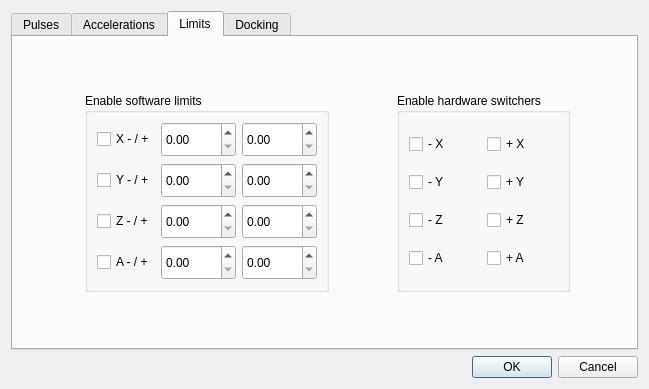
First picture: the form in sources/forms/Settings.ui, repository eduard-x/cnc-qt, before the edit.
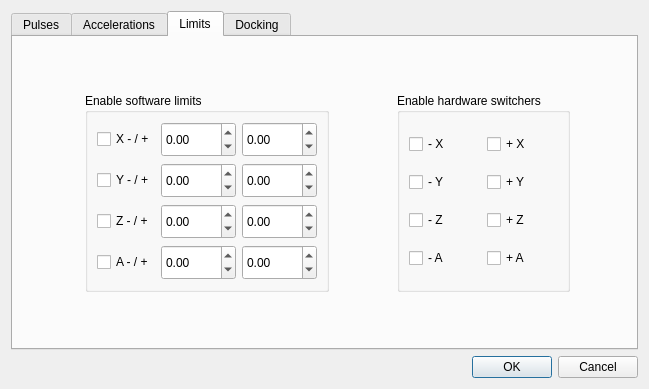
Second picture: the form after the edit. The open tabs and pages were chosen to show the change.

Commit message: settings limit gui

The edit to the form file:
```diff
--- a/sources/forms/Settings.ui
+++ b/sources/forms/Settings.ui
@@ -630,6 +630,15 @@
               <height>35</height>
              </size>
             </property>
+            <property name="minimum">
+             <double>-999.990000000000009</double>
+            </property>
+            <property name="maximum">
+             <double>999.990000000000009</double>
+            </property>
+            <property name="singleStep">
+             <double>10.000000000000000</double>
+            </property>
            </widget>
           </item>
           <item row="0" column="2">
@@ -640,6 +649,15 @@
               <height>35</height>
              </size>
             </property>
+            <property name="minimum">
+             <double>-999.990000000000009</double>
+            </property>
+            <property name="maximum">
+             <double>999.990000000000009</double>
+            </property>
+            <property name="singleStep">
+             <double>10.000000000000000</double>
+            </property>
            </widget>
           </item>
           <item row="1" column="0">
@@ -657,6 +675,15 @@
               <height>35</height>
              </size>
             </property>
+            <property name="minimum">
+             <double>-999.990000000000009</double>
+            </property>
+            <property name="maximum">
+             <double>999.990000000000009</double>
+            </property>
+            <property name="singleStep">
+             <double>10.000000000000000</double>
+            </property>
            </widget>
           </item>
           <item row="1" column="2">
@@ -667,6 +694,15 @@
               <height>35</height>
              </size>
             </property>
+            <property name="minimum">
+             <double>-999.990000000000009</double>
+            </property>
+            <property name="maximum">
+             <double>999.990000000000009</double>
+            </property>
+            <property name="singleStep">
+             <double>10.000000000000000</double>
+            </property>
            </widget>
           </item>
           <item row="2" column="0">
@@ -684,6 +720,15 @@
               <height>35</height>
              </size>
             </property>
+            <property name="minimum">
+             <double>-999.990000000000009</double>
+            </property>
+            <property name="maximum">
+             <double>999.990000000000009</double>
+            </property>
+            <property name="singleStep">
+             <double>10.000000000000000</double>
+            </property>
            </widget>
           </item>
           <item row="2" column="2">
@@ -694,6 +739,15 @@
               <height>35</height>
              </size>
             </property>
+            <property name="minimum">
+             <double>-999.990000000000009</double>
+            </property>
+            <property name="maximum">
+             <double>999.990000000000009</double>
+            </property>
+            <property name="singleStep">
+             <double>10.000000000000000</double>
+            </property>
            </widget>
           </item>
           <item row="3" column="0">
@@ -711,6 +765,15 @@
               <height>35</height>
              </size>
             </property>
+            <property name="minimum">
+             <double>-999.990000000000009</double>
+            </property>
+            <property name="maximum">
+             <double>999.990000000000009</double>
+            </property>
+            <property name="singleStep">
+             <double>10.000000000000000</double>
+            </property>
            </widget>
           </item>
           <item row="3" column="2">
@@ -721,6 +784,15 @@
               <height>35</height>
              </size>
             </property>
+            <property name="minimum">
+             <double>-999.990000000000009</double>
+            </property>
+            <property name="maximum">
+             <double>999.990000000000009</double>
+            </property>
+            <property name="singleStep">
+             <double>10.000000000000000</double>
+            </property>
            </widget>
           </item>
          </layout>
```
Left out of the diff: 26 changed lines with no effect on the pictures.
